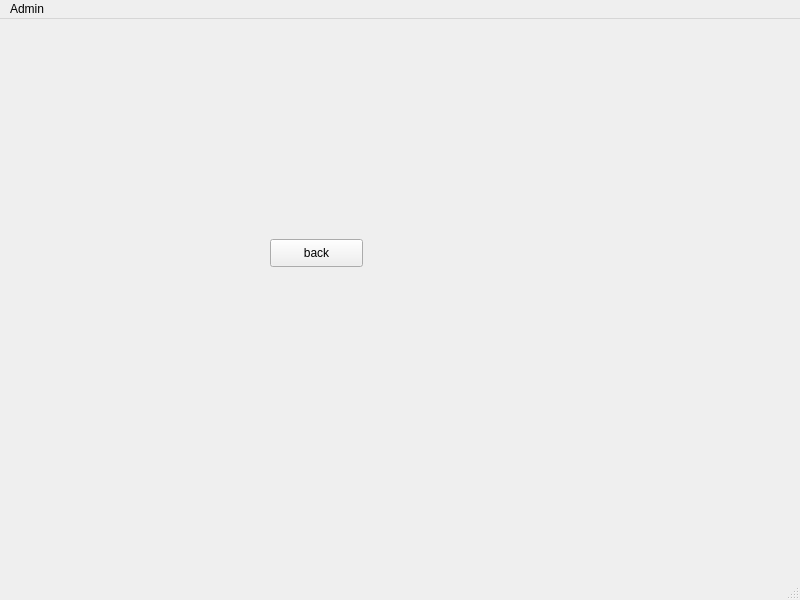
Qt form admin.ui (MdTeach/KU_EL) before a commit.
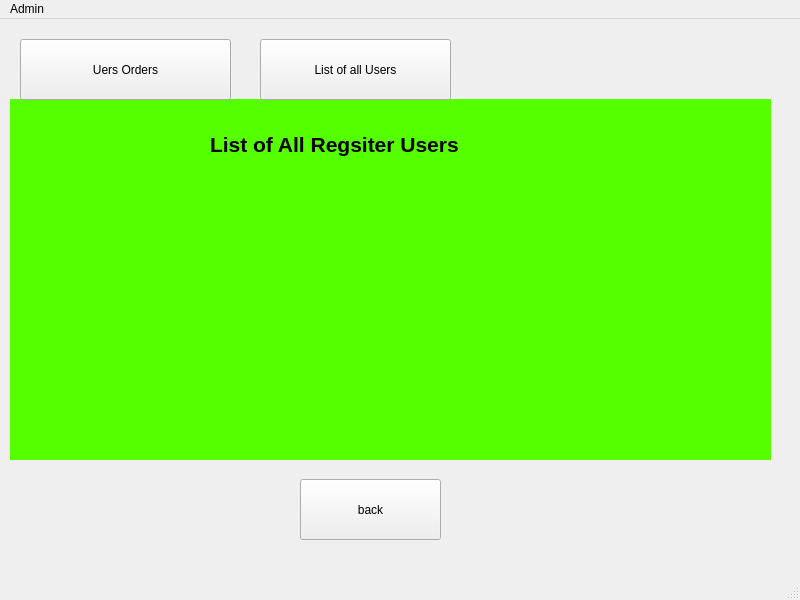
The same form after that commit.

Commit message: Admin list all the users

```diff
--- a/admin.ui
+++ b/admin.ui
@@ -17,16 +17,126 @@
    <widget class="QPushButton" name="pushButton">
     <property name="geometry">
      <rect>
-      <x>270</x>
-      <y>220</y>
-      <width>93</width>
-      <height>28</height>
+      <x>300</x>
+      <y>460</y>
+      <width>141</width>
+      <height>61</height>
      </rect>
     </property>
     <property name="text">
      <string>back</string>
     </property>
    </widget>
+   <widget class="QStackedWidget" name="stackedWidget">
+    <property name="geometry">
+     <rect>
+      <x>10</x>
+      <y>80</y>
+      <width>761</width>
+      <height>361</height>
+     </rect>
+    </property>
+    <property name="styleSheet">
+     <string notr="true">background-color: rgb(85, 255, 0);</string>
+    </property>
+    <property name="currentIndex">
+     <number>1</number>
+    </property>
+    <widget class="QWidget" name="stackOrders">
+     <widget class="QLabel" name="label">
+      <property name="geometry">
+       <rect>
+        <x>250</x>
+        <y>40</y>
+        <width>231</width>
+        <height>71</height>
+       </rect>
+      </property>
+      <property name="font">
+       <font>
+        <pointsize>16</pointsize>
+        <weight>75</weight>
+        <bold>true</bold>
+       </font>
+      </property>
+      <property name="text">
+       <string>List of all orders</string>
+      </property>
+     </widget>
+    </widget>
+    <widget class="QWidget" name="stackUsers">
+     <widget class="QLabel" name="label_2">
+      <property name="geometry">
+       <rect>
+        <x>200</x>
+        <y>10</y>
+        <width>351</width>
+        <height>71</height>
+       </rect>
+      </property>
+      <property name="font">
+       <font>
+        <pointsize>16</pointsize>
+        <weight>75</weight>
+        <bold>true</bold>
+       </font>
+      </property>
+      <property name="text">
+       <string>List of All Regsiter Users</string>
+      </property>
+     </widget>
+     <widget class="QWidget" name="verticalLayoutWidget">
+      <property name="geometry">
+       <rect>
+        <x>40</x>
+        <y>80</y>
+        <width>651</width>
+        <height>251</height>
+       </rect>
+      </property>
+      <layout class="QVBoxLayout" name="userLayout">
+       <property name="leftMargin">
+        <number>10</number>
+       </property>
+       <property name="topMargin">
+        <number>10</number>
+       </property>
+       <property name="rightMargin">
+        <number>10</number>
+       </property>
+       <property name="bottomMargin">
+        <number>10</number>
+       </property>
+      </layout>
+     </widget>
+    </widget>
+   </widget>
+   <widget class="QPushButton" name="listUserButton">
+    <property name="geometry">
+     <rect>
+      <x>260</x>
+      <y>20</y>
+      <width>191</width>
+      <height>61</height>
+     </rect>
+    </property>
+    <property name="text">
+     <string>List of all Users</string>
+    </property>
+   </widget>
+   <widget class="QPushButton" name="listOrderButton">
+    <property name="geometry">
+     <rect>
+      <x>20</x>
+      <y>20</y>
+      <width>211</width>
+      <height>61</height>
+     </rect>
+    </property>
+    <property name="text">
+     <string>Uers Orders</string>
+    </property>
+   </widget>
   </widget>
   <widget class="QMenuBar" name="menubar">
    <property name="geometry">
```
The commit also changes 9 other files.
